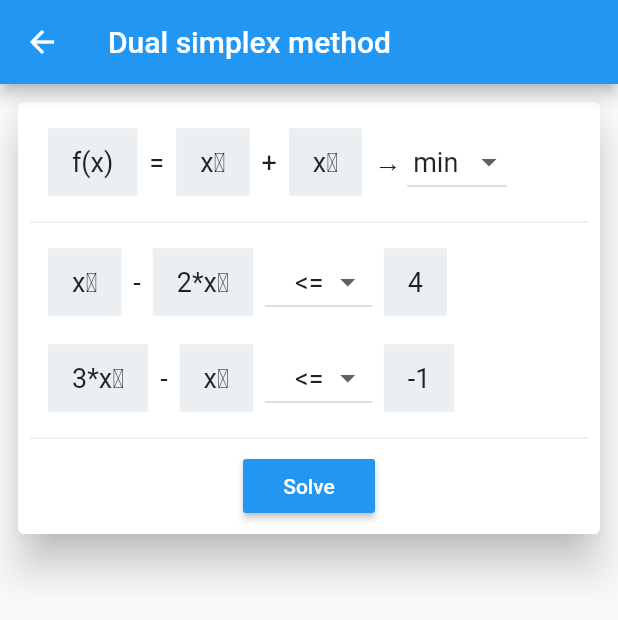
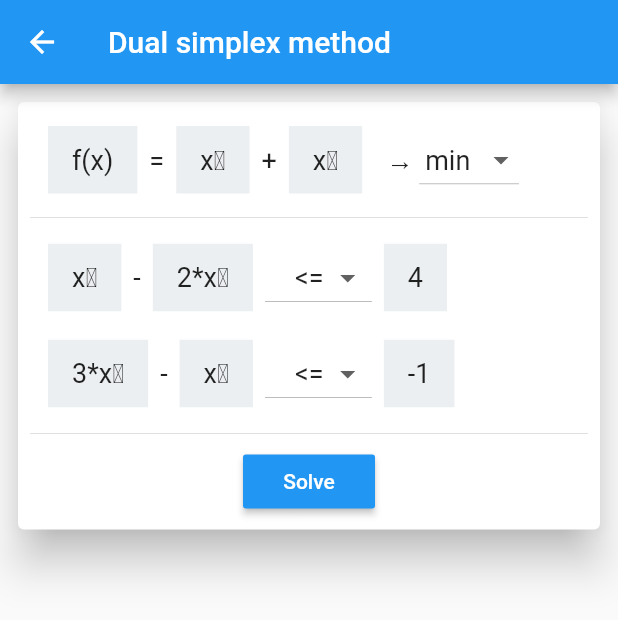
Before and after one commit to unsinedZ/Math-operations, a Flutter app: the screen it shows after launch, after a tap on "Dual simplex method", on a phone screen of 412 x 824 dp. Shown: the top 620 px of the screen. Run offline on Flutter 3.47's test engine with Material 2 defaults, Android fonts, the phone set to English and light mode, and no system bars; our stand-ins replace numberpicker.

```diff
--- a/app/lib/widgets/primitives/function/function_row.dart
+++ b/app/lib/widgets/primitives/function/function_row.dart
@@ -41,12 +41,39 @@ class _FunctionRowState extends State<FunctionRow> {
 
   @override
   Widget build(BuildContext context) {
-    return SingleChildScrollView(
-      padding: EdgeInsets.all(8),
-      scrollDirection: Axis.horizontal,
-      child: Row(
-        children: _createRowContent(context),
-      ),
+    return Row(
+      children: <Widget>[
+        Flexible(
+          flex: 1,
+          child: SingleChildScrollView(
+            padding: EdgeInsets.all(8),
+            scrollDirection: Axis.horizontal,
+            child: Row(
+              children: _createRowContent(context),
+            ),
+          ),
+        ),
+        Flexible(
+          flex: 0,
+          child: Row(
+            children: <Widget>[
+              BaseText('→'),
+              DropdownButton(
+                value: _extremum,
+                items: Extremum.values
+                    .map(
+                      (x) => DropdownMenuItem(
+                        value: x,
+                        child: BaseText(x.toString().split('.').last),
+                      ),
+                    )
+                    .toList(),
+                onChanged: _onExtremumChange,
+              ),
+            ],
+          ),
+        ),
+      ],
     );
   }
 
@@ -65,18 +92,9 @@ class _FunctionRowState extends State<FunctionRow> {
                 variable: x,
                 showSignForPositive: index++ > 0,
               ))
-          .reduce((x, y) => x..addAll(y)),
-      BaseText('→'),
-      DropdownButton(
-        value: _extremum,
-        items: Extremum.values.map(
-          (x) => DropdownMenuItem(
-            value: x,
-            child: BaseText(x.toString().split('.').last),
+          .reduce(
+            (x, y) => x..addAll(y),
           ),
-        ).toList(),
-        onChanged: _onExtremumChange,
-      ),
     ];
   }
 
```
Also changed, not shown: app/lib/widgets/primitives/common/variable_editor.dart (+23 -1 lines).
